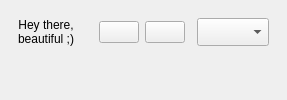
Before: the Qt Designer form ui/Gui.ui in rnvandemark/sh_gui, drawn with Qt 5.
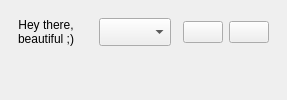
After: the same form once the commit is applied. Custom widgets are drawn as their Qt base class.

Commit message:
Reworked widget stacks.
Created a widget which encapsulates a stack of pages, relevant to each smart home
'use case'. Replaced existing pages and their selection with a stack of these page
stacks.

Also removed widgets for use cases that aren't used at the moment.

What changed in the file:
```diff
--- a/ui/Gui.ui
+++ b/ui/Gui.ui
@@ -41,16 +41,7 @@
         <widget class="QWidget"/>
        </item>
        <item row="3">
-        <widget class="QPushButton" name="prev_page_btn"/>
-       </item>
-       <item row="4">
-        <widget class="QPushButton" name="next_page_btn"/>
-       </item>
-       <item row="5">
-        <widget class="QWidget"/>
-       </item>
-       <item row="6">
-        <widget class="QComboBox" name="curr_mode_dropdown">
+        <widget class="QComboBox" name="curr_stacked_group_dropdown">
          <property name="sizePolicy">
           <sizepolicy hsizetype="MinimumExpanding" vsizetype="Preferred">
            <horstretch>0</horstretch>
@@ -59,6 +50,15 @@
          </property>
         </widget>
        </item>
+       <item row="4">
+        <widget class="QWidget"/>
+       </item>
+       <item row="5">
+        <widget class="QPushButton" name="prev_page_btn"/>
+       </item>
+       <item row="6">
+        <widget class="QPushButton" name="next_page_btn"/>
+       </item>
       </layout>
      </widget>
     </item>
@@ -81,6 +81,11 @@
   </widget>
  </widget>
  <customwidgets>
+  <customwidget>
+    <class>StackedPageGroup</class>
+    <header>scripts.StackedPageGroup</header>
+    <extends>QStackedWidget</extends>
+  </customwidget>
   <customwidget>
     <class>MorningCountdownSubpage</class>
     <header>scripts.MorningCountdownSubpage</header>
```
Left out of the diff: 35 changed lines with no effect on the pictures. The commit also changes 2 other files.
